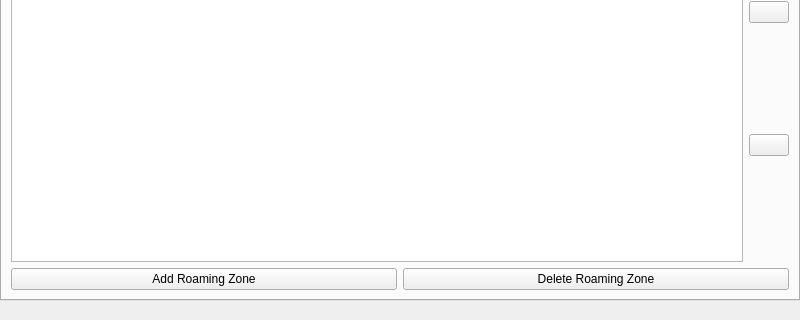
First picture: the form in shared/mainwindow.ui, repository hmatuschek/qdmr, before the edit; both pictures show x 0 to 800 and y 280 to 600 of the 800 by 600 pixel window.
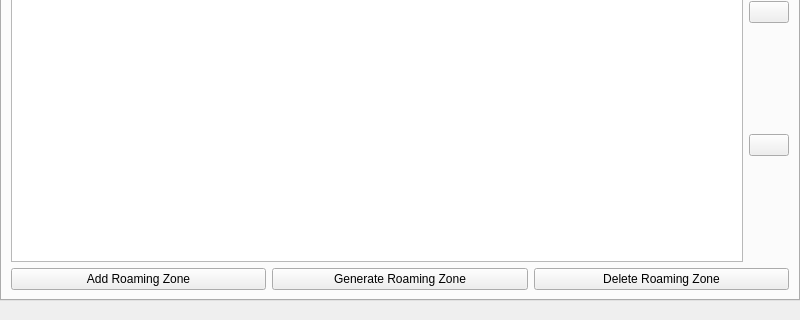
Second picture: the form after the edit. The open tabs and pages were chosen to show the change. Icons and pictures are not drawn.

Commit message: Added auto-generation of roaming zones from selected group calls. Fixes #72.

Patch:
```diff
--- a/shared/mainwindow.ui
+++ b/shared/mainwindow.ui
@@ -888,6 +888,13 @@
             </property>
            </widget>
           </item>
+          <item>
+           <widget class="QPushButton" name="genRoamingZone">
+            <property name="text">
+             <string>Generate Roaming Zone</string>
+            </property>
+           </widget>
+          </item>
           <item>
            <widget class="QPushButton" name="remRoamingZone">
             <property name="text">
```
The commit also changes 4 other files.
